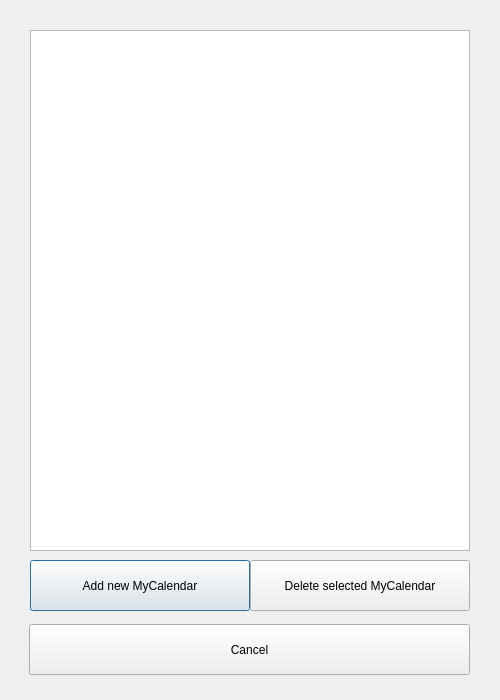
This is mycalendardialog.ui in MigotMateusz/Time_organizer as Qt 5 draws it before an edit. The edited form follows.
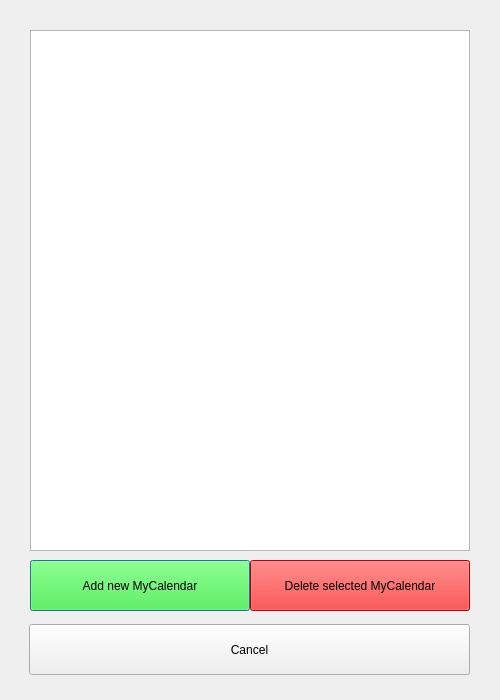
This is the edited form.

Diff of the .ui file:
```diff
--- a/mycalendardialog.ui
+++ b/mycalendardialog.ui
@@ -42,6 +42,10 @@
      <height>51</height>
     </rect>
    </property>
+   <property name="styleSheet">
+    <string notr="true">background-color: rgb(43, 255, 32);
+border-color: rgb(43, 255, 32);</string>
+   </property>
    <property name="text">
     <string>Add new MyCalendar</string>
    </property>
@@ -68,6 +72,11 @@
      <height>51</height>
     </rect>
    </property>
+   <property name="styleSheet">
+    <string notr="true">background-color: rgb(255, 0, 0);
+border-color: rgb(255, 0, 0);
+gridline-color: rgb(255, 0, 0);</string>
+   </property>
    <property name="text">
     <string>Delete selected MyCalendar</string>
    </property>
```
